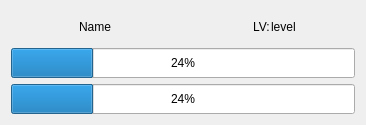
This is model.ui in carmanlwf/TextGame as Qt 5 draws it before an edit. The edited form follows.
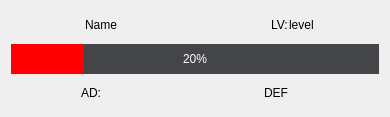
This is the edited form.

The edit to the form file:
```diff
--- a/model.ui
+++ b/model.ui
@@ -6,8 +6,8 @@
    <rect>
     <x>0</x>
     <y>0</y>
-    <width>366</width>
-    <height>125</height>
+    <width>390</width>
+    <height>117</height>
    </rect>
   </property>
   <property name="windowTitle">
@@ -54,23 +54,69 @@
        <height>30</height>
       </size>
      </property>
+     <property name="styleSheet">
+      <string notr="true">QProgressBar{
+        border: none;
+        color: white;
+        text-align: center;
+        background: rgb(68, 69, 73);
+}
+QProgressBar::chunk {
+        border: none;
+        background: red;
+}
+</string>
+     </property>
      <property name="value">
-      <number>24</number>
+      <number>20</number>
      </property>
     </widget>
    </item>
    <item>
-    <widget class="QProgressBar" name="progressBarBlue">
-     <property name="minimumSize">
-      <size>
-       <width>0</width>
-       <height>30</height>
-      </size>
-     </property>
-     <property name="value">
-      <number>24</number>
-     </property>
-    </widget>
+    <layout class="QHBoxLayout" name="horizontalLayout_5">
+     <item>
+      <layout class="QHBoxLayout" name="horizontalLayout_4">
+       <property name="spacing">
+        <number>1</number>
+       </property>
+       <item alignment="Qt::AlignRight">
+        <widget class="QLabel" name="label_4">
+         <property name="text">
+          <string>AD:</string>
+         </property>
+        </widget>
+       </item>
+       <item>
+        <widget class="QLabel" name="labelAD">
+         <property name="text">
+          <string/>
+         </property>
+        </widget>
+       </item>
+      </layout>
+     </item>
+     <item>
+      <layout class="QHBoxLayout" name="horizontalLayout_3">
+       <property name="spacing">
+        <number>1</number>
+       </property>
+       <item alignment="Qt::AlignRight">
+        <widget class="QLabel" name="label_3">
+         <property name="text">
+          <string>DEF</string>
+         </property>
+        </widget>
+       </item>
+       <item>
+        <widget class="QLabel" name="labelDEF">
+         <property name="text">
+          <string/>
+         </property>
+        </widget>
+       </item>
+      </layout>
+     </item>
+    </layout>
    </item>
   </layout>
  </widget>
```
